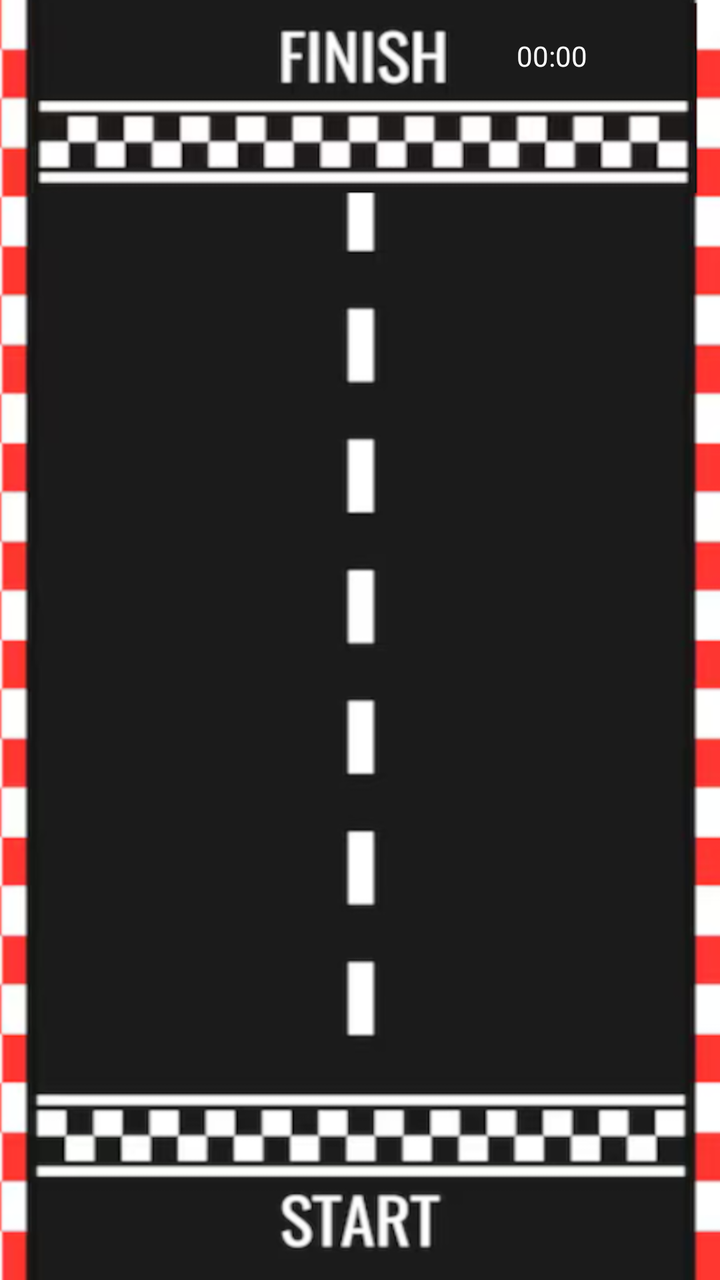
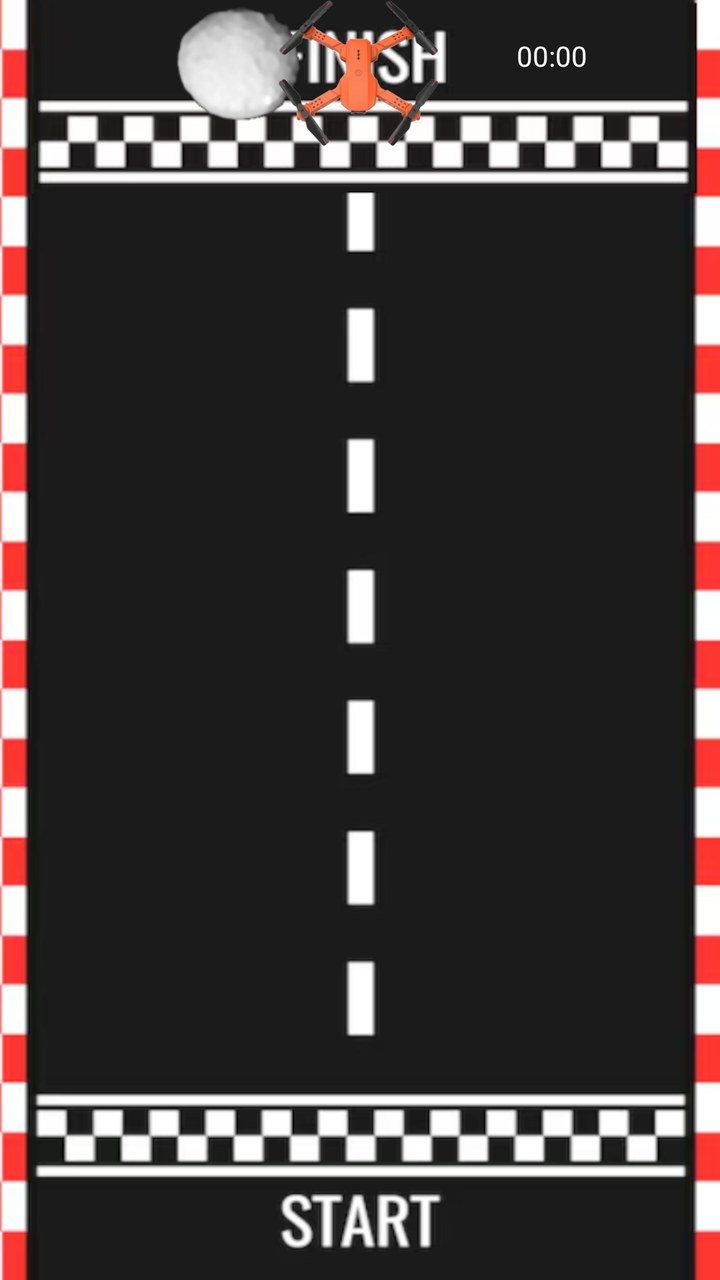

Two renders of the same Android screen: before a commit and after it. Below are the layout's source before the change and the commit's diff.
<!-- AndroidManifest.xml: application theme Theme.JogoMobileComSensores -->
<!-- res/layout/activity_tela_de_jogo.xml -->
<?xml version="1.0" encoding="utf-8"?>
<androidx.constraintlayout.widget.ConstraintLayout xmlns:android="http://schemas.android.com/apk/res/android"
    xmlns:app="http://schemas.android.com/apk/res-auto"
    xmlns:tools="http://schemas.android.com/tools"
    android:id="@+id/main"
    android:layout_width="match_parent"
    android:layout_height="match_parent"
    android:background="@drawable/pista_finalizada"
    tools:context=".tela_de_jogo">

    <TextView
        android:id="@+id/cronometro"
        android:layout_width="88dp"
        android:layout_height="29dp"
        android:gravity="center"
        android:text="00:00"
        android:textColor="#FFFFFF"
        app:layout_constraintBottom_toBottomOf="parent"
        app:layout_constraintEnd_toEndOf="parent"
        app:layout_constraintHorizontal_bias="0.853"
        app:layout_constraintStart_toStartOf="parent"
        app:layout_constraintTop_toTopOf="parent"
        app:layout_constraintVertical_bias="0.022" />
</androidx.constraintlayout.widget.ConstraintLayout>
<!-- resources referenced by this layout -->
<resources>
  <!-- drawable pista_finalizada: png bitmap (drawable, 247258 bytes) -->
  <style name="Theme.JogoMobileComSensores" parent="Base.Theme.JogoMobileComSensores" />
  <style name="Base.Theme.JogoMobileComSensores" parent="Theme.Material3.DayNight.NoActionBar">
          
          
      </style>
</resources>

<!-- the commit's change to res/layout/activity_tela_de_jogo.xml (unified diff, before → after) -->
@@ -21,4 +21,25 @@
         app:layout_constraintStart_toStartOf="parent"
         app:layout_constraintTop_toTopOf="parent"
         app:layout_constraintVertical_bias="0.022" />
+
+    <ImageView
+        android:id="@+id/asteriode"
+        android:layout_width="66dp"
+        android:layout_height="64dp"
+        app:layout_constraintEnd_toEndOf="parent"
+        app:layout_constraintHorizontal_bias="0.292"
+        app:layout_constraintStart_toStartOf="parent"
+        app:srcCompat="@drawable/asteroide"
+        tools:layout_editor_absoluteY="321dp" />
+
+    <ImageView
+        android:id="@+id/imageView10"
+        android:layout_width="90dp"
+        android:layout_height="73dp"
+        app:layout_constraintEnd_toEndOf="parent"
+        app:layout_constraintHorizontal_bias="0.498"
+        app:layout_constraintStart_toStartOf="parent"
+        app:srcCompat="@drawable/drone_topdown"
+        tools:layout_editor_absoluteY="624dp" />
+
 </androidx.constraintlayout.widget.ConstraintLayout>
<!-- resource entries referenced after the edit -->
@@ -1,5 +1,7 @@
 <!-- resources referenced by this layout -->
 <resources>
+  <!-- drawable asteroide: png bitmap (drawable, 11224 bytes) -->
+  <!-- drawable drone_topdown: png bitmap (drawable, 54334 bytes) -->
   <!-- drawable pista_finalizada: png bitmap (drawable, 247258 bytes) -->
   <style name="Theme.JogoMobileComSensores" parent="Base.Theme.JogoMobileComSensores" />
   <style name="Base.Theme.JogoMobileComSensores" parent="Theme.Material3.DayNight.NoActionBar">
